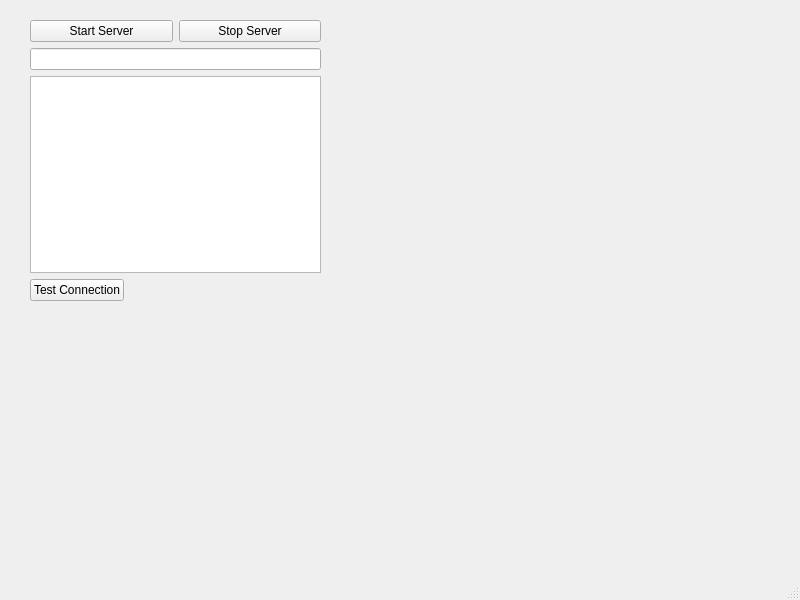
Old version of the form MATFWars/server/mainwindow.ui in the repository Divljo31/MATFWars.
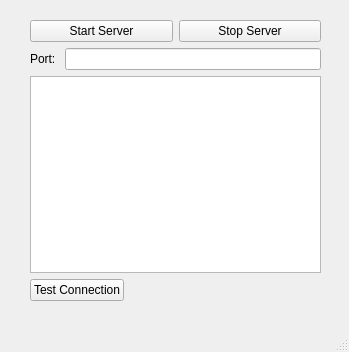
New version of the form.

```diff
--- a/MATFWars/server/mainwindow.ui
+++ b/MATFWars/server/mainwindow.ui
@@ -6,10 +6,22 @@
    <rect>
     <x>0</x>
     <y>0</y>
-    <width>800</width>
-    <height>600</height>
+    <width>349</width>
+    <height>352</height>
    </rect>
   </property>
+  <property name="sizePolicy">
+   <sizepolicy hsizetype="Fixed" vsizetype="Fixed">
+    <horstretch>0</horstretch>
+    <verstretch>0</verstretch>
+   </sizepolicy>
+  </property>
+  <property name="maximumSize">
+   <size>
+    <width>500</width>
+    <height>800</height>
+   </size>
+  </property>
   <property name="windowTitle">
    <string>MainWindow</string>
   </property>
@@ -43,12 +55,23 @@
       </layout>
      </item>
      <item>
+      <layout class="QHBoxLayout" name="horizontalLayout_3">
+       <item>
+        <widget class="QLabel" name="label_port">
+         <property name="text">
+          <string>Port: </string>
+         </property>
+        </widget>
+       </item>
+       <item>
       <widget class="QLineEdit" name="lineEdit_port">
        <property name="text">
         <string/>
        </property>
       </widget>
      </item>
+      </layout>
+     </item>
      <item>
       <widget class="QTextEdit" name="textEdit_log"/>
      </item>
```
Left out of the diff: 4 changed lines with no effect on the pictures. Lines whose indentation alone changed are shown as unchanged.
